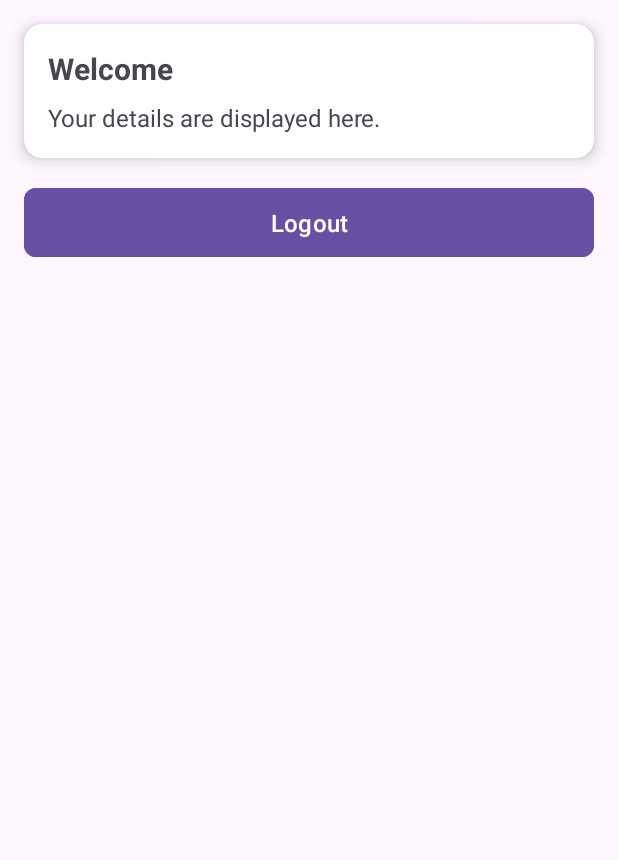
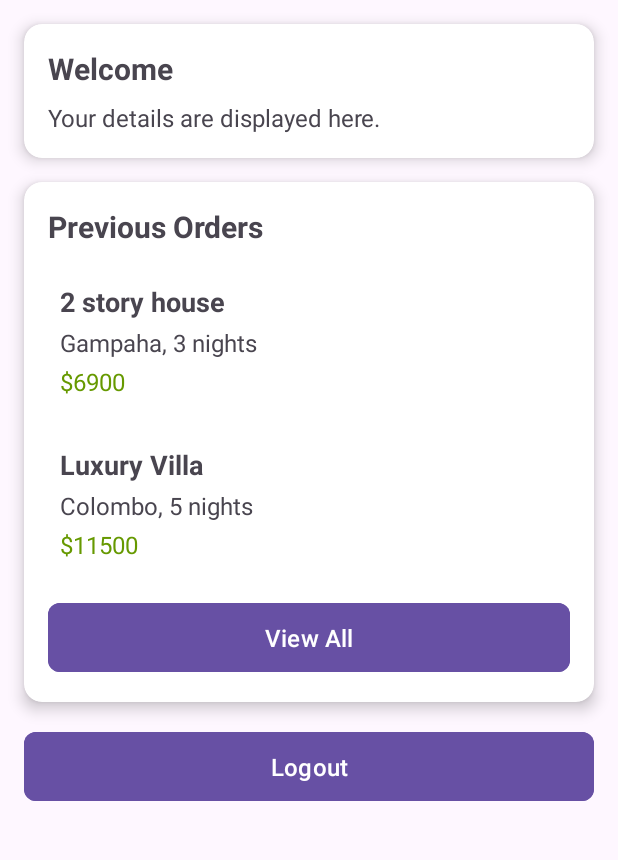
Before and after one commit to iamhelitha/RentEaseApp, an Android app: the screen it shows after launch once a user with an empty profile is signed in (Profile), after a tap on "Profile", on a phone screen of 412 x 824 dp, the part 96-956 px from its top. Run offline under Robolectric (Android 15) with nearby library versions, the phone set to English and light mode, and no system bars; our stand-ins replace Firebase (no records; nobody signed in at launch, a user with empty details on screens opened directly), Picasso.

```diff
--- /dev/null
+++ b/app/src/main/res/drawable/baseline_filter_list_24.xml
@@ -0,0 +1,5 @@
+<vector xmlns:android="http://schemas.android.com/apk/res/android" android:height="24dp" android:tint="#000000" android:viewportHeight="24" android:viewportWidth="24" android:width="24dp">
+
+    <path android:fillColor="@android:color/white" android:pathData="M10,18h4v-2h-4v2zM3,6v2h18L21,6L3,6zM6,13h12v-2L6,11v2z"/>
+
+</vector>
--- a/app/src/main/res/layout/activity_profile.xml
+++ b/app/src/main/res/layout/activity_profile.xml
@@ -53,6 +53,111 @@
         </LinearLayout>
     </androidx.cardview.widget.CardView>
 
+    <androidx.cardview.widget.CardView
+        android:id="@+id/previous_orders_card_view"
+        android:layout_width="0dp"
+        android:layout_height="wrap_content"
+        android:layout_margin="16dp"
+        app:cardCornerRadius="12dp"
+        app:cardElevation="6dp"
+        app:layout_constraintTop_toBottomOf="@id/card_view"
+        app:layout_constraintStart_toStartOf="parent"
+        app:layout_constraintEnd_toEndOf="parent">
+
+        <LinearLayout
+            android:layout_width="match_parent"
+            android:layout_height="wrap_content"
+            android:orientation="vertical"
+            android:padding="16dp">
+
+            <TextView
+                android:layout_width="match_parent"
+                android:layout_height="wrap_content"
+                android:text="Previous Orders"
+                android:textSize="20sp"
+                android:textStyle="bold" />
+
+            <!-- Dummy Order 1 -->
+            <LinearLayout
+                android:layout_width="match_parent"
+                android:layout_height="wrap_content"
+                android:orientation="vertical"
+                android:layout_marginTop="16dp"
+                android:background="?attr/selectableItemBackground"
+                android:padding="8dp">
+
+                <TextView
+                    android:layout_width="match_parent"
+                    android:layout_height="wrap_content"
+                    android:text="2 story house"
+                    android:textSize="18sp"
+                    android:textStyle="bold" />
+
+                <TextView
+                    android:layout_width="match_parent"
+                    android:layout_height="wrap_content"
+                    android:text="Gampaha, 3 nights"
+                    android:textSize="16sp"
+                    android:layout_marginTop="4dp" />
+
+                <TextView
+                    android:layout_width="match_parent"
+                    android:layout_height="wrap_content"
+                    android:text="$6900"
+                    android:textSize="16sp"
+                    android:layout_marginTop="4dp"
+                    android:textColor="@android:color/holo_green_dark" />
+
+            </LinearLayout>
+
+            <!-- Dummy Order 2 -->
+            <LinearLayout
+                android:layout_width="match_parent"
+                android:layout_height="wrap_content"
+                android:orientation="vertical"
+                android:layout_marginTop="16dp"
+                android:background="?attr/selectableItemBackground"
+                android:padding="8dp">
+
+                <TextView
+                    android:layout_width="match_parent"
+                    android:layout_height="wrap_content"
+                    android:text="Luxury Villa"
+                    android:textSize="18sp"
+                    android:textStyle="bold" />
+
+                <TextView
+                    android:layout_width="match_parent"
+                    android:layout_height="wrap_content"
+                    android:text="Colombo, 5 nights"
+                    android:textSize="16sp"
+                    android:layout_marginTop="4dp" />
+
+                <TextView
+                    android:layout_width="match_parent"
+                    android:layout_height="wrap_content"
+                    android:text="$11500"
+                    android:textSize="16sp"
+                    android:layout_marginTop="4dp"
+                    android:textColor="@android:color/holo_green_dark" />
+
+            </LinearLayout>
+
+            <Button
+                android:id="@+id/view_all_button"
+                android:layout_width="match_parent"
+                android:layout_height="wrap_content"
+                android:layout_marginTop="16dp"
+                android:backgroundTint="?attr/colorPrimary"
+                android:text="View All"
+                android:textColor="@android:color/white"
+                android:textSize="16sp"
+                android:padding="12dp"
+                app:cornerRadius="8dp" />
+
+        </LinearLayout>
+    </androidx.cardview.widget.CardView>
+
     <Button
         android:id="@+id/logout_button"
         android:layout_width="0dp"
@@ -64,7 +169,7 @@
         android:textSize="16sp"
         android:padding="12dp"
         app:cornerRadius="8dp"
-        app:layout_constraintTop_toBottomOf="@id/card_view"
+        app:layout_constraintTop_toBottomOf="@id/previous_orders_card_view"
         app:layout_constraintStart_toStartOf="parent"
         app:layout_constraintEnd_toEndOf="parent"
         app:layout_constraintBottom_toBottomOf="parent"
--- a/app/src/main/res/menu/menu_main.xml
+++ b/app/src/main/res/menu/menu_main.xml
@@ -1,7 +1,11 @@
 <?xml version="1.0" encoding="utf-8"?>
 <menu xmlns:android="http://schemas.android.com/apk/res/android"
     xmlns:app="http://schemas.android.com/apk/res-auto">
-
+    <item
+        android:id="@+id/action_filter"
+        android:icon="@drawable/baseline_filter_list_24"
+        android:title="Filter"
+        app:showAsAction="always" />
     <item
         android:id="@+id/action_add"
         android:icon="@drawable/baseline_add_24"
```
